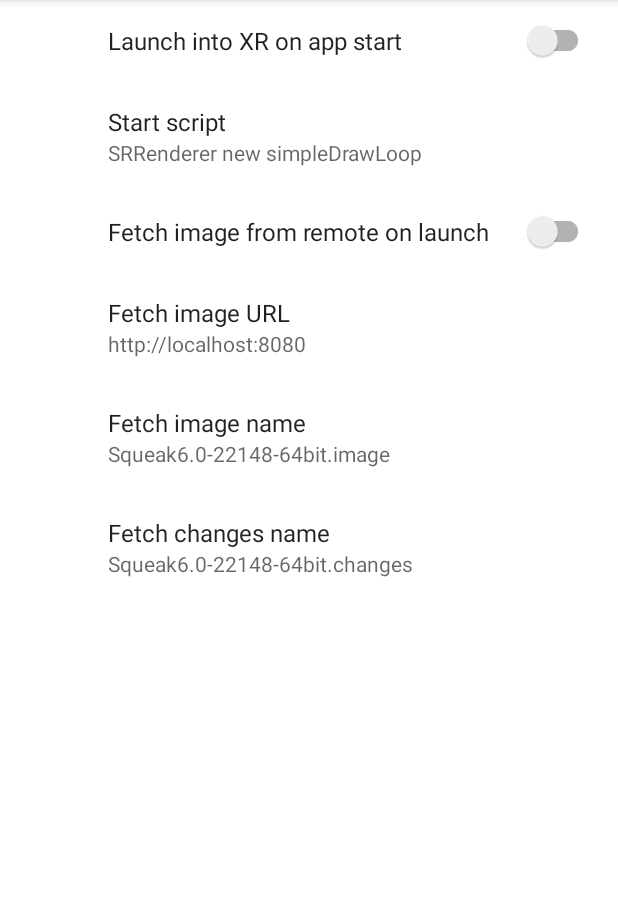
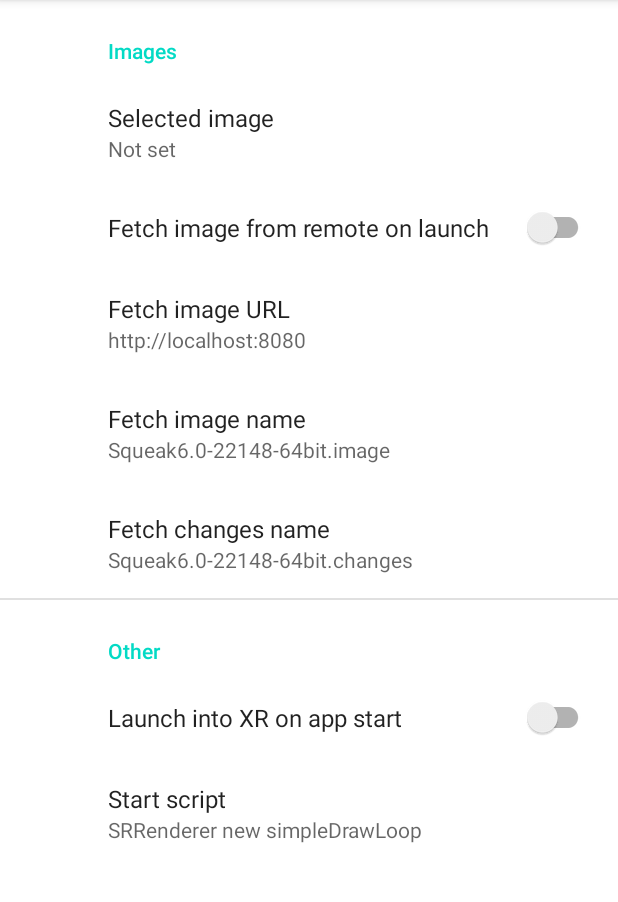
Before and after one commit to hpi-swa-lab/SqueakXRNative, an Android app: the fragment SettingsFragment shown on its own in the app's theme, on a phone screen of 412 x 824 dp, the part 84-986 px from its top. Run offline under Robolectric (Android 15) with nearby library versions, the phone set to English and light mode, and no system bars; our stand-ins replace androidx.preference.

Commit message:
initial handling of multiple separate images

```diff
--- a/android/app/build.gradle.kts
+++ b/android/app/build.gradle.kts
@@ -72,6 +72,7 @@ dependencies {
     implementation(libs.androidx.appcompat)
     implementation(libs.material)
     implementation(libs.androidx.constraintlayout)
+    implementation(libs.androidx.activity)
     testImplementation(libs.junit)
     androidTestImplementation(libs.androidx.junit)
     androidTestImplementation(libs.androidx.espresso.core)
--- a/android/app/src/main/java/com/swalab/squeakxrnative/SettingsFragment.kt
+++ b/android/app/src/main/java/com/swalab/squeakxrnative/SettingsFragment.kt
@@ -1,10 +1,23 @@
 package com.swalab.squeakxrnative
 
+import android.content.Context
 import android.os.Bundle
+import androidx.preference.ListPreference
 import androidx.preference.PreferenceFragmentCompat
 
 class SettingsFragment: PreferenceFragmentCompat() {
+    lateinit var images: Array<String>
+
     override fun onCreatePreferences(savedInstanceState: Bundle?, rootKey: String?) {
         setPreferencesFromResource(R.xml.preferences, rootKey)
+        val selectedImagePref = findPreference<ListPreference>("selected_image")!!
+        selectedImagePref.entries = images
+        selectedImagePref.entryValues = images
+    }
+
+    override fun onAttach(context: Context) {
+        super.onAttach(context)
+
+        images = Utils.getImageFiles(context).toTypedArray()
     }
 }
--- /dev/null
+++ b/android/app/src/main/java/com/swalab/squeakxrnative/Utils.kt
@@ -0,0 +1,14 @@
+package com.swalab.squeakxrnative
+
+import android.content.Context
+import com.swalab.squeakxrnative.ManageImagesActivity.ImageInfo
+
+class Utils {
+    companion object Static {
+        fun getImageFiles(context: Context): List<String> {
+            val externalFilesDir = context.getExternalFilesDir(null)
+            val externalFiles = externalFilesDir?.list() ?: emptyArray()
+            return externalFiles.filter { file -> file.endsWith(".image" )}
+        }
+    }
+}
--- a/android/app/src/main/res/values/strings.xml
+++ b/android/app/src/main/res/values/strings.xml
@@ -1,3 +1,5 @@
 <resources>
     <string name="app_name">SqueakXRNative</string>
+    <string name="fetching_images_failed">Fetching images failed!</string>
+    <string name="no_image_selected">No image selected</string>
 </resources>
--- a/android/app/src/main/res/xml/preferences.xml
+++ b/android/app/src/main/res/xml/preferences.xml
@@ -1,13 +1,16 @@
 <?xml version="1.0" encoding="utf-8"?>
 <PreferenceScreen xmlns:app="http://schemas.android.com/apk/res-auto">
-    <SwitchPreferenceCompat
-        app:key="launch_into_xr"
-        app:title="Launch into XR on app start"/>
-    <EditTextPreference
-        app:key="start_script"
-        app:title="Start script"
-        app:defaultValue="SRRenderer new simpleDrawLoop"
+    <PreferenceCategory
+        app:key="image_category"
+        app:title="Images">
+        <ListPreference
+            app:key="selected_image"
+            app:title="Selected image"
+            app:defaultValue=""
             app:useSimpleSummaryProvider="true"/>
+<!--        <Preference-->
+<!--            app:title="Manage images"-->
+<!--            app:key="manage_images"/>-->
         <SwitchPreferenceCompat
             app:key="fetch_image_on_launch"
             app:title="Fetch image from remote on launch"/>
@@ -29,4 +32,17 @@
             app:defaultValue="Squeak6.0-22148-64bit.changes"
             app:dependency="fetch_image_on_launch"
             app:useSimpleSummaryProvider="true"/>
+        </PreferenceCategory>
+        <PreferenceCategory
+        app:key="other_category"
+        app:title="Other">
+        <SwitchPreferenceCompat
+            app:key="launch_into_xr"
+            app:title="Launch into XR on app start"/>
+        <EditTextPreference
+            app:key="start_script"
+            app:title="Start script"
+            app:defaultValue="SRRenderer new simpleDrawLoop"
+            app:useSimpleSummaryProvider="true"/>
+    </PreferenceCategory>
 </PreferenceScreen>
--- a/android/gradle/libs.versions.toml
+++ b/android/gradle/libs.versions.toml
@@ -9,6 +9,7 @@ appcompat = "1.6.1"
 material = "1.10.0"
 constraintlayout = "2.1.4"
 preferenceKtx = "1.2.1"
+activity = "1.10.1"
 
 [libraries]
 androidx-core-ktx = { group = "androidx.core", name = "core-ktx", version.ref = "coreKtx" }
@@ -19,6 +20,7 @@ androidx-espresso-core = { group = "androidx.test.espresso", name = "espresso-co
 androidx-appcompat = { group = "androidx.appcompat", name = "appcompat", version.ref = "appcompat" }
 material = { group = "com.google.android.material", name = "material", version.ref = "material" }
 androidx-constraintlayout = { group = "androidx.constraintlayout", name = "constraintlayout", version.ref = "constraintlayout" }
+androidx-activity = { group = "androidx.activity", name = "activity", version.ref = "activity" }
 
 [plugins]
 android-application = { id = "com.android.application", version.ref = "agp" }
```
Also changed, not shown: android/app/src/main/AndroidManifest.xml (+21 -30 lines), android/app/src/main/java/com/swalab/squeakxrnative/MainActivity.kt (+44 -17 lines), android/app/src/main/java/com/swalab/squeakxrnative/ManageImagesActivity.kt (added, +72 -0 lines), android/app/src/main/res/layout/activity_main.xml (+7 -1 lines), android/app/src/main/res/layout/activity_manage_images.xml (added, +38 -0 lines), android/app/src/main/res/layout/image_layout.xml (added, +40 -0 lines). Lines whose indentation alone changed are shown as unchanged.
